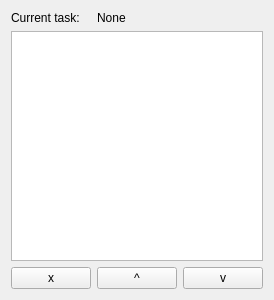
First picture: the form in roboto_gui/QueueWidgetUI.ui, repository rwalroth/roboto_gui, before the edit.
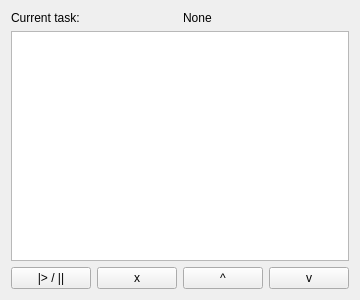
Second picture: the form after the edit.

Commit message:
QueueWidget updated and command line added
- QueueWidget now supports play/pause
- Command errors offer user chance to correct
- Command line widget allows arbitrary commands to Spec

```diff
--- a/roboto_gui/QueueWidgetUI.ui
+++ b/roboto_gui/QueueWidgetUI.ui
@@ -14,24 +14,21 @@
    <string>Form</string>
   </property>
   <layout class="QGridLayout" name="gridLayout">
-   <item row="0" column="1" colspan="2">
-    <widget class="QLabel" name="currentTaskLabel">
-     <property name="text">
-      <string>None</string>
-     </property>
-    </widget>
-   </item>
    <item row="2" column="2">
+    <widget class="QPushButton" name="moveUpButton">
+     <property name="text">
+      <string>^</string>
+     </property>
+    </widget>
+   </item>
+   <item row="2" column="3">
     <widget class="QPushButton" name="moveDownButton">
      <property name="text">
       <string>v</string>
      </property>
     </widget>
    </item>
-   <item row="1" column="0" colspan="3">
-    <widget class="QListWidget" name="queueList"/>
-   </item>
-   <item row="2" column="0">
+   <item row="2" column="1">
     <widget class="QPushButton" name="deleteButton">
      <property name="text">
       <string>x</string>
@@ -44,20 +41,36 @@
      </property>
     </widget>
    </item>
-   <item row="0" column="0">
+   <item row="2" column="0">
+    <widget class="QPushButton" name="playPauseButton">
+     <property name="sizePolicy">
+      <sizepolicy hsizetype="Minimum" vsizetype="Fixed">
+       <horstretch>0</horstretch>
+       <verstretch>0</verstretch>
+      </sizepolicy>
+     </property>
+     <property name="text">
+      <string>|&gt; / ||</string>
+     </property>
+    </widget>
+   </item>
+   <item row="1" column="0" colspan="4">
+    <widget class="QListWidget" name="queueList"/>
+   </item>
+   <item row="0" column="2" colspan="2">
+    <widget class="QLabel" name="currentTaskLabel">
+     <property name="text">
+      <string>None</string>
+     </property>
+    </widget>
+   </item>
+   <item row="0" column="0" colspan="2">
     <widget class="QLabel" name="label">
      <property name="text">
       <string>Current task:</string>
      </property>
     </widget>
    </item>
-   <item row="2" column="1">
-    <widget class="QPushButton" name="moveUpButton">
-     <property name="text">
-      <string>^</string>
-     </property>
-    </widget>
-   </item>
   </layout>
  </widget>
  <resources/>
```
The commit also changes 14 other files.
